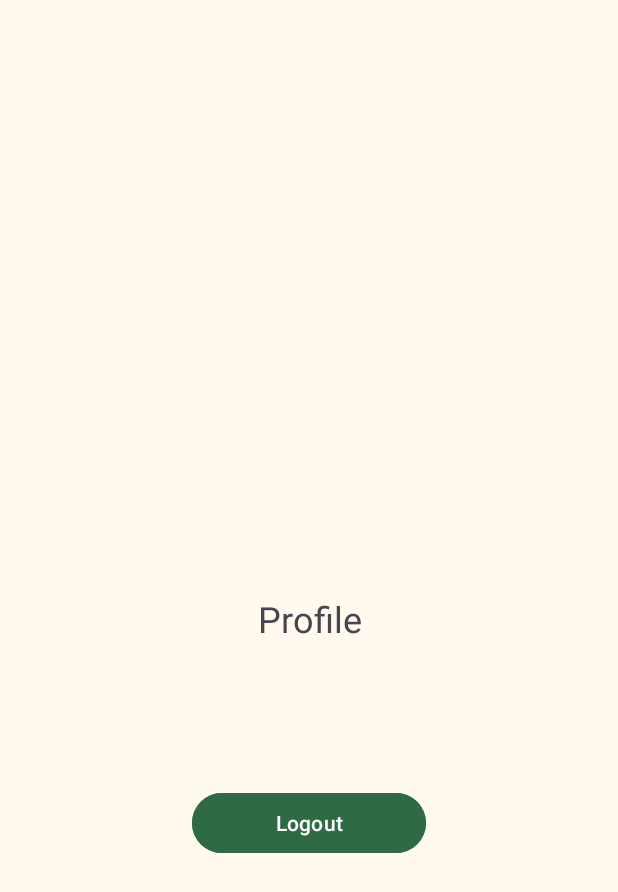
After one commit to SryoAjii/FreshBite-Bangkit-Capstone, an Android app: the ProfileActivity screen opened directly, with no data from a screen before it, on a phone screen of 412 x 824 dp. The commit adds this screen. Shown: the top 892 px of the screen. Run offline under Robolectric (Android 15) with nearby library versions, the phone set to English and light mode, and no system bars.

Commit message:
adding profile page

```diff
--- a/FreshBite/app/src/main/AndroidManifest.xml
+++ b/FreshBite/app/src/main/AndroidManifest.xml
@@ -16,6 +16,9 @@
         android:supportsRtl="true"
         android:theme="@style/Theme.FreshBite"
         tools:targetApi="31">
+        <activity
+            android:name=".view.profile.ProfileActivity"
+            android:exported="false" />
         <activity
             android:name=".view.camera.CameraActivity"
             android:exported="false" />
@@ -61,7 +64,6 @@
                 android:name="photopicker_activity:0:required"
                 android:value="" />
         </service>
-
     </application>
 
 </manifest>
--- a/FreshBite/app/src/main/java/com/example/freshbite/view/ViewModelFactory.kt
+++ b/FreshBite/app/src/main/java/com/example/freshbite/view/ViewModelFactory.kt
@@ -7,6 +7,7 @@ import com.example.freshbite.data.Repository
 import com.example.freshbite.di.Injection
 import com.example.freshbite.view.login.LoginViewModel
 import com.example.freshbite.view.main.MainViewModel
+import com.example.freshbite.view.profile.ProfileViewModel
 
 class ViewModelFactory(private val repository: Repository) : ViewModelProvider.NewInstanceFactory() {
     @Suppress("UNCHECKED_CAST")
@@ -17,6 +18,9 @@ class ViewModelFactory(private val repository: Repository) : ViewModelProvider.N
             }
             modelClass.isAssignableFrom(LoginViewModel::class.java) -> {
                 LoginViewModel(repository) as T
+            }
+            modelClass.isAssignableFrom(ProfileViewModel::class.java) -> {
+                ProfileViewModel(repository) as T
             }
             else -> throw IllegalArgumentException("Unknown ViewModel class: " + modelClass.name)
         }
--- a/FreshBite/app/src/main/java/com/example/freshbite/view/camera/CameraActivity.kt
+++ b/FreshBite/app/src/main/java/com/example/freshbite/view/camera/CameraActivity.kt
@@ -3,13 +3,9 @@ package com.example.freshbite.view.camera
 import android.net.Uri
 import android.os.Bundle
 import android.util.Log
-import androidx.activity.enableEdgeToEdge
 import androidx.activity.result.PickVisualMediaRequest
 import androidx.activity.result.contract.ActivityResultContracts
 import androidx.appcompat.app.AppCompatActivity
-import androidx.core.view.ViewCompat
-import androidx.core.view.WindowInsetsCompat
-import com.example.freshbite.R
 import com.example.freshbite.databinding.ActivityCameraBinding
 
 class CameraActivity : AppCompatActivity() {
--- /dev/null
+++ b/FreshBite/app/src/main/java/com/example/freshbite/view/profile/ProfileActivity.kt
@@ -0,0 +1,30 @@
+package com.example.freshbite.view.profile
+
+import android.os.Bundle
+import androidx.activity.viewModels
+import androidx.appcompat.app.AppCompatActivity
+import com.example.freshbite.databinding.ActivityProfileBinding
+import com.example.freshbite.view.ViewModelFactory
+
+class ProfileActivity : AppCompatActivity() {
+    private lateinit var binding : ActivityProfileBinding
+
+    private val viewModel by viewModels<ProfileViewModel>{
+        ViewModelFactory.getInstance(this)
+    }
+
+    override fun onCreate(savedInstanceState: Bundle?) {
+        super.onCreate(savedInstanceState)
+        binding = ActivityProfileBinding.inflate(layoutInflater)
+        setContentView(binding.root)
+
+        viewModel.getSession().observe(this) { user ->
+            if (user.email.isNotEmpty()) {
+                val email = user.email
+                binding.userEmail.text = email
+            }
+        }
+
+        binding.logoutButton.setOnClickListener { viewModel.logout() }
+    }
+}
--- /dev/null
+++ b/FreshBite/app/src/main/java/com/example/freshbite/view/profile/ProfileViewModel.kt
@@ -0,0 +1,22 @@
+package com.example.freshbite.view.profile
+
+import androidx.lifecycle.LiveData
+import androidx.lifecycle.ViewModel
+import androidx.lifecycle.asLiveData
+import androidx.lifecycle.viewModelScope
+import com.example.freshbite.data.Repository
+import com.example.freshbite.data.pref.UserModel
+import kotlinx.coroutines.launch
+
+class ProfileViewModel(private var repository: Repository): ViewModel(){
+
+    fun getSession(): LiveData<UserModel> {
+        return repository.getSession().asLiveData()
+    }
+
+    fun logout() {
+        viewModelScope.launch {
+            repository.logout()
+        }
+    }
+}
--- a/FreshBite/app/src/main/java/com/example/freshbite/view/signup/SignupActivity.kt
+++ b/FreshBite/app/src/main/java/com/example/freshbite/view/signup/SignupActivity.kt
@@ -9,11 +9,8 @@ import android.text.TextWatcher
 import android.view.View
 import android.view.WindowInsets
 import android.view.WindowManager
-import androidx.activity.enableEdgeToEdge
 import androidx.appcompat.app.AlertDialog
 import androidx.appcompat.app.AppCompatActivity
-import androidx.core.view.ViewCompat
-import androidx.core.view.WindowInsetsCompat
 import com.example.freshbite.R
 import com.example.freshbite.databinding.ActivitySignupBinding
 
--- a/FreshBite/app/src/main/java/com/example/freshbite/view/welcome/WelcomeActivity.kt
+++ b/FreshBite/app/src/main/java/com/example/freshbite/view/welcome/WelcomeActivity.kt
@@ -8,11 +8,7 @@ import android.os.Bundle
 import android.view.View
 import android.view.WindowInsets
 import android.view.WindowManager
-import androidx.activity.enableEdgeToEdge
 import androidx.appcompat.app.AppCompatActivity
-import androidx.core.view.ViewCompat
-import androidx.core.view.WindowInsetsCompat
-import com.example.freshbite.R
 import com.example.freshbite.databinding.ActivityWelcomeBinding
 import com.example.freshbite.view.login.LoginActivity
 import com.example.freshbite.view.signup.SignupActivity
--- /dev/null
+++ b/FreshBite/app/src/main/res/layout/activity_profile.xml
@@ -0,0 +1,36 @@
+<?xml version="1.0" encoding="utf-8"?>
+<androidx.constraintlayout.widget.ConstraintLayout xmlns:android="http://schemas.android.com/apk/res/android"
+    xmlns:app="http://schemas.android.com/apk/res-auto"
+    xmlns:tools="http://schemas.android.com/tools"
+    android:id="@+id/main"
+    android:layout_width="match_parent"
+    android:layout_height="match_parent"
+    tools:context=".view.profile.ProfileActivity"
+    android:background="?attr/colorSurface">
+
+    <TextView
+        android:id="@+id/userEmail"
+        android:layout_width="match_parent"
+        android:layout_height="wrap_content"
+        android:text="@string/profile"
+        android:gravity="center"
+        android:textSize="24sp"
+        app:layout_constraintTop_toTopOf="parent"
+        app:layout_constraintBottom_toBottomOf="parent"
+        app:layout_constraintStart_toStartOf="parent"
+        app:layout_constraintEnd_toEndOf="parent"/>
+
+    <Button
+        android:id="@+id/logoutButton"
+        android:layout_width="156dp"
+        android:layout_height="wrap_content"
+        android:layout_marginStart="32dp"
+        android:layout_marginTop="96dp"
+        android:layout_marginEnd="32dp"
+        android:backgroundTint="?attr/colorPrimary"
+        android:text="@string/logout"
+        app:layout_constraintEnd_toEndOf="parent"
+        app:layout_constraintStart_toStartOf="parent"
+        app:layout_constraintTop_toBottomOf="@+id/userEmail" />
+
+</androidx.constraintlayout.widget.ConstraintLayout>
--- a/FreshBite/app/src/main/res/values/strings.xml
+++ b/FreshBite/app/src/main/res/values/strings.xml
@@ -16,4 +16,5 @@
     <string name="camera">Camera</string>
     <string name="gallery">Gallery</string>
     <string name="freshbite">FreshBite.</string>
+    <string name="profile">Profile</string>
 </resources>
--- a/FreshBite/app/src/main/res/values/themes.xml
+++ b/FreshBite/app/src/main/res/values/themes.xml
@@ -51,4 +51,6 @@
     </style>
 
     <style name="Theme.FreshBite" parent="Base.Theme.FreshBite" />
+
+
 </resources>
```
Also changed, not shown: FreshBite/app/src/main/java/com/example/freshbite/view/main/MainActivity.kt (+12 -3 lines), FreshBite/app/src/main/res/layout/activity_main.xml (+19 -0 lines), FreshBite/app/src/main/res/menu/option_menu.xml (added, +10 -0 lines).
